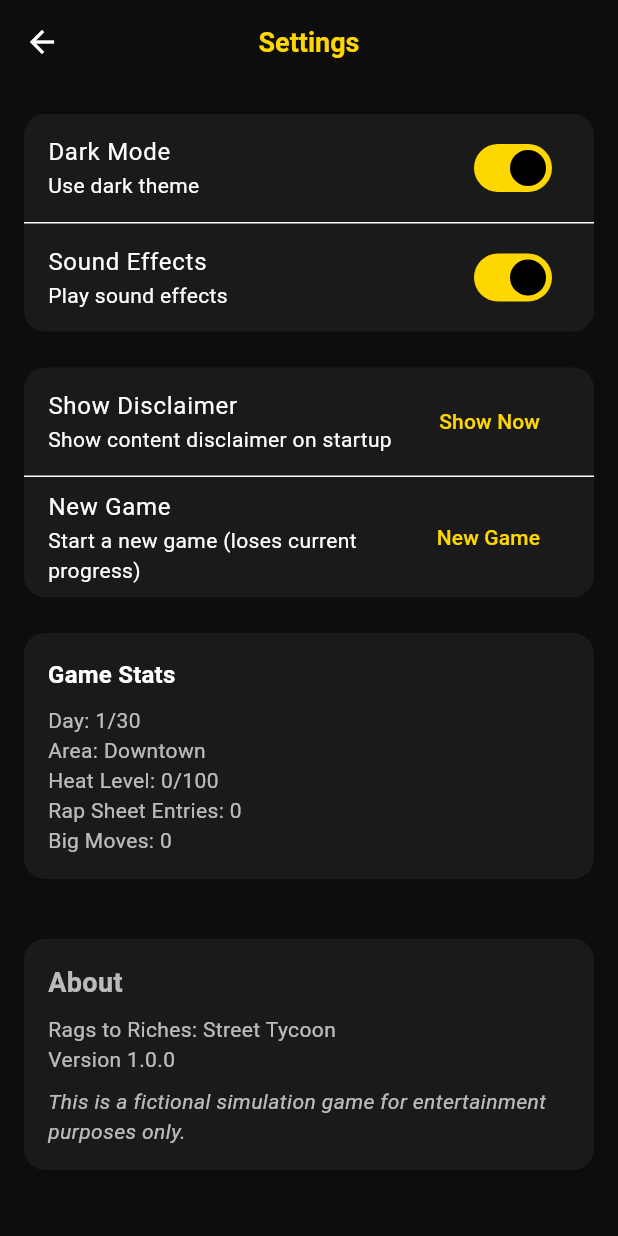
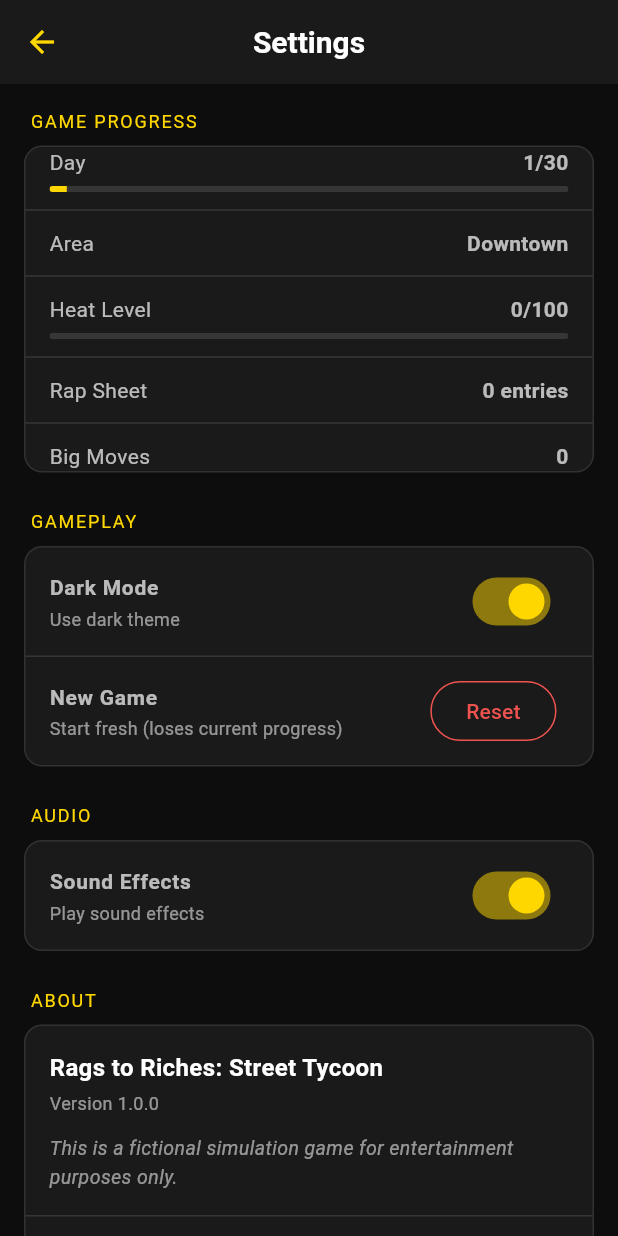
Before and after one commit to chris22622/street_tycoon, a Flutter app: the SettingsScreen screen opened by its route, on a phone screen of 412 x 824 dp. Run offline on Flutter 3.47's test engine with Material 3 defaults, Android fonts, the phone set to English and light mode, and no system bars; our stand-ins replace audioplayers, fl_chart, flutter_riverpod, go_router, shared_preferences; accounts and stored records are empty.

Commit message:
Overhaul settings screen with premium AppTheme styling
Updated UI elements in SettingsScreen to use AppTheme styles for consistency. Removed unused sound effects toggle and improved layout.

```diff
--- a/lib/ui/screens/settings_screen.dart
+++ b/lib/ui/screens/settings_screen.dart
@@ -3,6 +3,7 @@ import 'package:flutter_riverpod/flutter_riverpod.dart';
 import 'package:go_router/go_router.dart';
 import '../../providers.dart';
 import '../../data/constants.dart';
+import '../../theme/app_theme.dart';
 
 class SettingsScreen extends ConsumerWidget {
   const SettingsScreen({super.key});
@@ -12,117 +13,208 @@ class SettingsScreen extends ConsumerWidget {
     final gameState = ref.watch(gameControllerProvider);
 
     return Scaffold(
+      backgroundColor: AppTheme.bg,
       appBar: AppBar(
-        title: const Text('Settings'),
+        title: Text('Settings', style: AppTheme.heading.copyWith(fontSize: 20)),
+        backgroundColor: AppTheme.surface,
+        elevation: 0,
         leading: IconButton(
           onPressed: () => context.pop(),
-          icon: const Icon(Icons.arrow_back),
+          icon: const Icon(Icons.arrow_back, color: AppTheme.gold),
         ),
       ),
       body: ListView(
         padding: const EdgeInsets.all(16),
         children: [
-          Card(
+          _buildSectionHeader('Game Progress'),
+          const SizedBox(height: 8),
+          _buildCard(
+            child: Column(
+              children: [
+                _buildStatRow(
+                    'Day', '${gameState.day}/${gameState.daysLimit}',
+                    progress: gameState.day / gameState.daysLimit),
+                const Divider(color: Colors.white12, height: 24),
+                _buildStatRow('Area', gameState.area),
+                const Divider(color: Colors.white12, height: 24),
+                _buildStatRow('Heat Level', '${gameState.heat}/100',
+                    progress: gameState.heat / 100,
+                    barColor: gameState.heat > 70
+                        ? AppTheme.danger
+                        : gameState.heat > 40
+                            ? AppTheme.warning
+                            : AppTheme.success),
+                const Divider(color: Colors.white12, height: 24),
+                _buildStatRow(
+                    'Rap Sheet', '${gameState.rapSheet.length} entries'),
+                const Divider(color: Colors.white12, height: 24),
+                _buildStatRow(
+                    'Big Moves', '${gameState.habits['bigMoves'] ?? 0}'),
+              ],
+            ),
+          ),
+          const SizedBox(height: 24),
+          _buildSectionHeader('Gameplay'),
+          const SizedBox(height: 8),
+          _buildCard(
             child: Column(
               children: [
                 SwitchListTile(
-                  title: const Text('Dark Mode'),
-                  subtitle: const Text('Use dark theme'),
+                  title: Text('Dark Mode',
+                      style: AppTheme.body
+                          .copyWith(fontWeight: FontWeight.w600)),
+                  subtitle: Text('Use dark theme',
+                      style: AppTheme.body
+                          .copyWith(fontSize: 12, color: Colors.white54)),
                   value: gameState.settings['darkMode'] ?? true,
+                  activeColor: AppTheme.gold,
                   onChanged: (value) {
-                    ref.read(gameControllerProvider.notifier).updateSettings({
-                      'darkMode': value,
-                    });
+                    ref
+                        .read(gameControllerProvider.notifier)
+                        .updateSettings({'darkMode': value});
                   },
                 ),
-                const Divider(height: 1),
-                SwitchListTile(
-                  title: const Text('Sound Effects'),
-                  subtitle: const Text('Play sound effects'),
-                  value: gameState.settings['sound'] ?? true,
-                  onChanged: (value) {
-                    ref.read(gameControllerProvider.notifier).updateSettings({
-                      'sound': value,
-                    });
-                  },
+                const Divider(color: Colors.white12, height: 1),
+                ListTile(
+                  title: Text('New Game',
+                      style: AppTheme.body
+                          .copyWith(fontWeight: FontWeight.w600)),
+                  subtitle: Text('Start fresh (loses current progress)',
+                      style: AppTheme.body
+                          .copyWith(fontSize: 12, color: Colors.white54)),
+                  trailing: OutlinedButton(
+                    onPressed: () =>
+                        _showNewGameConfirmation(context, ref),
+                    style: OutlinedButton.styleFrom(
+                      side: const BorderSide(color: AppTheme.danger),
+                      foregroundColor: AppTheme.danger,
                     ),
-              ],
-            ),
-          ),
-
-          const SizedBox(height: 16),
-
-          Card(
-            child: Column(
-              children: [
-                ListTile(
-                  title: const Text('Show Disclaimer'),
-                  subtitle: const Text('Show content disclaimer on startup'),
-                  trailing: TextButton(
-                    onPressed: () => _showDisclaimer(context),
-                    child: const Text('Show Now'),
-                  ),
-                ),
-                const Divider(height: 1),
-                ListTile(
-                  title: const Text('New Game'),
-                  subtitle: const Text('Start a new game (loses current progress)'),
-                  trailing: TextButton(
-                    onPressed: () => _showNewGameConfirmation(context, ref),
-                    child: const Text('New Game'),
+                    child: const Text('Reset'),
                   ),
                 ),
               ],
             ),
           ),
-
-          const SizedBox(height: 16),
-
-          Card(
-            child: Padding(
+          const SizedBox(height: 24),
+          _buildSectionHeader('Audio'),
+          const SizedBox(height: 8),
+          _buildCard(
+            child: SwitchListTile(
+              title: Text('Sound Effects',
+                  style: AppTheme.body
+                      .copyWith(fontWeight: FontWeight.w600)),
+              subtitle: Text('Play sound effects',
+                  style: AppTheme.body
+                      .copyWith(fontSize: 12, color: Colors.white54)),
+              value: gameState.settings['sound'] ?? true,
+              activeColor: AppTheme.gold,
+              onChanged: (value) {
+                ref
+                    .read(gameControllerProvider.notifier)
+                    .updateSettings({'sound': value});
+              },
+            ),
+          ),
+          const SizedBox(height: 24),
+          _buildSectionHeader('About'),
+          const SizedBox(height: 8),
+          _buildCard(
+            child: Column(
+              crossAxisAlignment: CrossAxisAlignment.start,
+              children: [
+                Padding(
                   padding: const EdgeInsets.all(16),
                   child: Column(
                     crossAxisAlignment: CrossAxisAlignment.start,
                     children: [
-                  Text(
-                    'Game Stats',
-                    style: Theme.of(context).textTheme.titleMedium,
-                  ),
-                  const SizedBox(height: 8),
-                  Text('Day: ${gameState.day}/${gameState.daysLimit}'),
-                  Text('Area: ${gameState.area}'),
-                  Text('Heat Level: ${gameState.heat}/100'),
-                  Text('Rap Sheet Entries: ${gameState.rapSheet.length}'),
-                  Text('Big Moves: ${gameState.habits['bigMoves'] ?? 0}'),
-                ],
-              ),
-            ),
-          ),
-
-          const SizedBox(height: 32),
-
-          const Card(
-            child: Padding(
-              padding: EdgeInsets.all(16),
-              child: Column(
-                crossAxisAlignment: CrossAxisAlignment.start,
-                children: [
-                  Text(
-                    'About',
-                    style: TextStyle(fontSize: 18, fontWeight: FontWeight.bold),
-                  ),
-                  SizedBox(height: 8),
-                  Text('Rags to Riches: Street Tycoon'),
-                  Text('Version 1.0.0'),
-                  SizedBox(height: 8),
+                      Text('Rags to Riches: Street Tycoon',
+                          style: AppTheme.heading.copyWith(fontSize: 16)),
+                      const SizedBox(height: 4),
+                      Text('Version 1.0.0',
+                          style: AppTheme.body
+                              .copyWith(color: Colors.white54, fontSize: 12)),
+                      const SizedBox(height: 12),
                       Text(
                         'This is a fictional simulation game for entertainment purposes only.',
-                    style: TextStyle(fontStyle: FontStyle.italic),
+                        style: AppTheme.body.copyWith(
+                            fontStyle: FontStyle.italic,
+                            color: Colors.white54,
+                            fontSize: 13),
                       ),
                     ],
                   ),
                 ),
+                const Divider(color: Colors.white12, height: 1),
+                ListTile(
+                  title: Text('Content Disclaimer',
+                      style: AppTheme.body
+                          .copyWith(fontWeight: FontWeight.w600)),
+                  trailing:
+                      const Icon(Icons.chevron_right, color: Colors.white54),
+                  onTap: () => _showDisclaimer(context),
                 ),
+              ],
+            ),
+          ),
+          const SizedBox(height: 32),
+        ],
+      ),
+    );
+  }
+
+  Widget _buildSectionHeader(String title) {
+    return Padding(
+      padding: const EdgeInsets.only(left: 4),
+      child: Text(
+        title.toUpperCase(),
+        style: AppTheme.label.copyWith(
+          color: AppTheme.gold,
+          fontSize: 12,
+          letterSpacing: 1.2,
+        ),
+      ),
+    );
+  }
+
+  Widget _buildCard({required Widget child}) {
+    return Container(
+      decoration: BoxDecoration(
+        color: AppTheme.surface,
+        borderRadius: BorderRadius.circular(12),
+        border: Border.all(color: Colors.white10),
+      ),
+      child: child,
+    );
+  }
+
+  Widget _buildStatRow(String label, String value,
+      {double? progress, Color barColor = AppTheme.gold}) {
+    return Padding(
+      padding: const EdgeInsets.symmetric(horizontal: 16),
+      child: Column(
+        children: [
+          Row(
+            mainAxisAlignment: MainAxisAlignment.spaceBetween,
+            children: [
+              Text(label,
+                  style: AppTheme.body.copyWith(color: Colors.white70)),
+              Text(value,
+                  style: AppTheme.body
+                      .copyWith(fontWeight: FontWeight.bold)),
+            ],
+          ),
+          if (progress != null) ...[
+            const SizedBox(height: 6),
+            ClipRRect(
+              borderRadius: BorderRadius.circular(4),
+              child: LinearProgressIndicator(
+                value: progress.clamp(0.0, 1.0),
+                backgroundColor: Colors.white12,
+                valueColor: AlwaysStoppedAnimation<Color>(barColor),
+                minHeight: 4,
+              ),
+            ),
+          ],
         ],
       ),
     );
@@ -132,14 +224,18 @@ class SettingsScreen extends ConsumerWidget {
     showDialog(
       context: context,
       builder: (context) => AlertDialog(
-        title: const Text('⚠️ Content Disclaimer'),
-        content: const SingleChildScrollView(
-          child: Text(CONTENT_DISCLAIMER),
+        backgroundColor: AppTheme.surface,
+        title: Text('Content Disclaimer',
+            style: AppTheme.heading.copyWith(fontSize: 18)),
+        content: SingleChildScrollView(
+          child: Text(CONTENT_DISCLAIMER,
+              style: AppTheme.body.copyWith(fontSize: 13)),
         ),
         actions: [
           TextButton(
             onPressed: () => Navigator.of(context).pop(),
-            child: const Text('Close'),
+            child:
+                const Text('Close', style: TextStyle(color: AppTheme.gold)),
           ),
         ],
       ),
@@ -150,19 +246,27 @@ class SettingsScreen extends ConsumerWidget {
     showDialog(
       context: context,
       builder: (context) => AlertDialog(
-        title: const Text('New Game'),
-        content: const Text('Are you sure you want to start a new game? This will delete your current progress.'),
+        backgroundColor: AppTheme.surface,
+        title: Text('New Game',
+            style: AppTheme.heading.copyWith(fontSize: 18)),
+        content: Text(
+          'Are you sure you want to start a new game? This will delete your current progress.',
+          style: AppTheme.body.copyWith(fontSize: 14),
+        ),
         actions: [
           TextButton(
             onPressed: () => Navigator.of(context).pop(),
-            child: const Text('Cancel'),
+            child: const Text('Cancel',
+                style: TextStyle(color: Colors.white54)),
           ),
-          FilledButton(
+          ElevatedButton(
             onPressed: () {
               ref.read(gameControllerProvider.notifier).newGame();
               Navigator.of(context).pop();
               context.pop();
             },
+            style: ElevatedButton.styleFrom(
+                backgroundColor: AppTheme.danger),
             child: const Text('New Game'),
           ),
         ],
```
Lines whose indentation alone changed are shown as unchanged.
